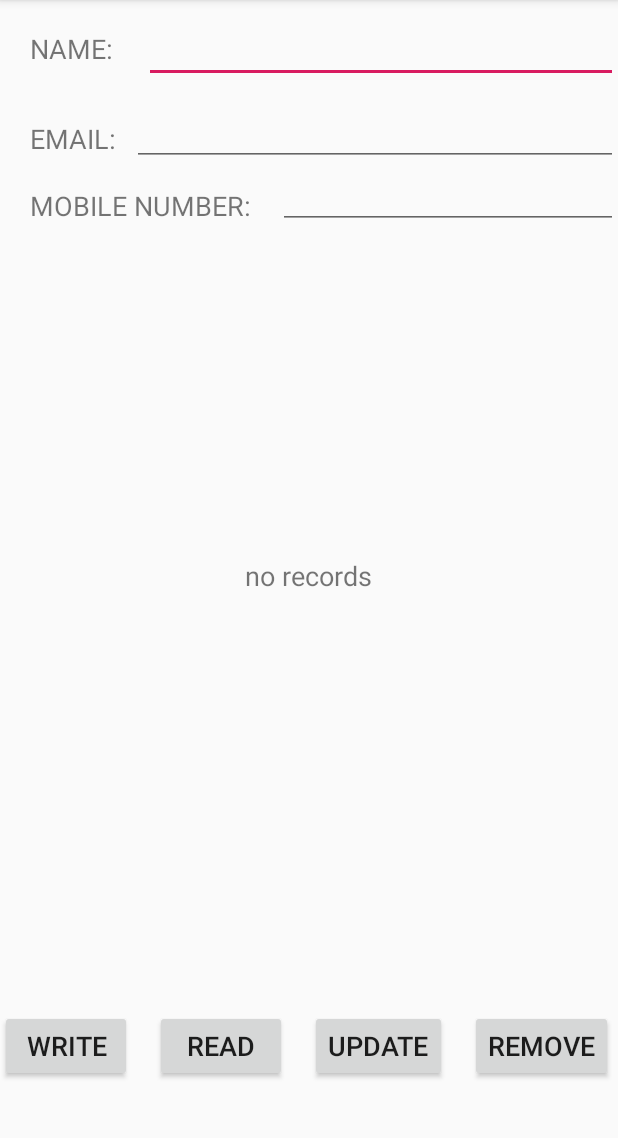
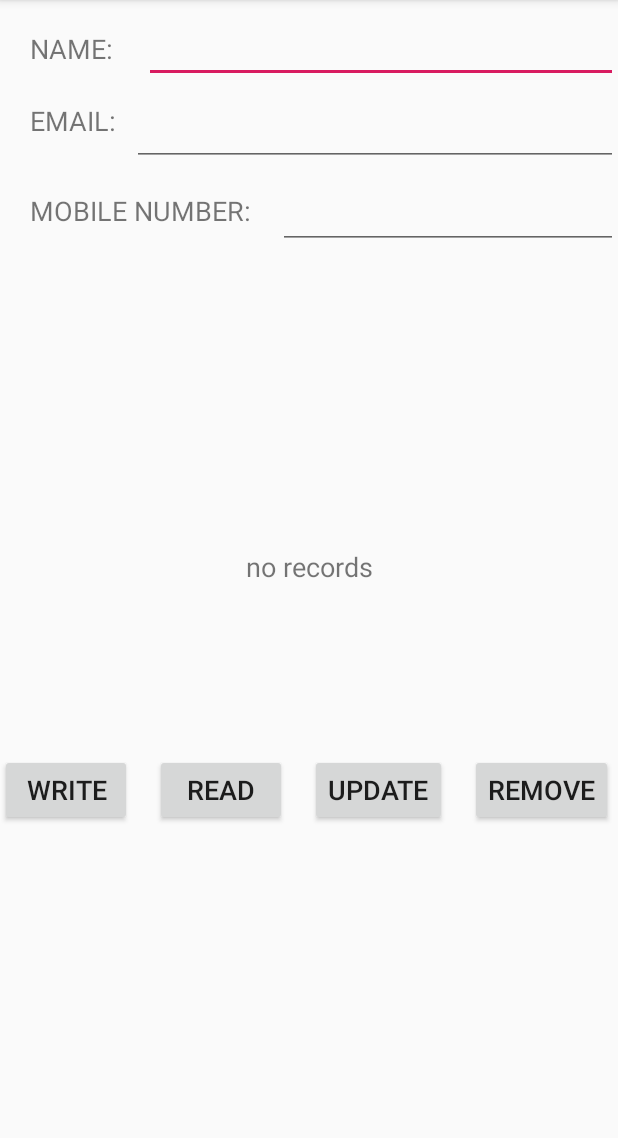
Before and after one commit to LuSylvia/HelloAndroid, an Android app: the screen it shows after launch (MainActivity), after a tap on "UPDATE", on a phone screen of 412 x 824 dp, the part 84-1222 px from its top. Run offline under Robolectric (Android 15) with nearby library versions, the phone set to English and light mode, and no system bars.

Commit message:
Sqlite demo ver1.0.2
加入了背景音乐。

```diff
--- a/SqliteDemo/app/src/main/java/com/example/sqlitedemo/DatabaseHelper.java
+++ b/SqliteDemo/app/src/main/java/com/example/sqlitedemo/DatabaseHelper.java
@@ -6,7 +6,6 @@ import android.database.sqlite.SQLiteDatabase;
 import android.database.sqlite.SQLiteOpenHelper;
 
 public class DatabaseHelper extends SQLiteOpenHelper {
-    //带全部参数的构造函数，此构造函数必不可少
     public DatabaseHelper(Context context, String name, SQLiteDatabase.CursorFactory factory, int version) {
         super(context, name, factory, version);
     }
@@ -15,8 +14,8 @@ public class DatabaseHelper extends SQLiteOpenHelper {
 
     @Override
     public void onCreate(SQLiteDatabase db) {
-        //创建数据库sql语句 并 执行
-        String sql = "create table sqlite_records(name varchar(20),email varchar(20),phone varchar(20))";
+        //创建数据库sql语句并执行
+        String sql = "create table SQLiteData(name varchar(20),email varchar(20),phone varchar(20))";
         db.execSQL(sql);
     }
 
--- a/SqliteDemo/app/src/main/java/com/example/sqlitedemo/MainActivity.java
+++ b/SqliteDemo/app/src/main/java/com/example/sqlitedemo/MainActivity.java
@@ -2,12 +2,16 @@ package com.example.sqlitedemo;
 
 import androidx.appcompat.app.AppCompatActivity;
 
+import android.content.Intent;
 import android.os.Bundle;
+import android.text.method.ScrollingMovementMethod;
 import android.view.View;
 import android.widget.Button;
 import android.widget.EditText;
 import android.widget.TextView;
 import android.widget.Toast;
+
+import java.util.ArrayList;
 
 public class MainActivity extends AppCompatActivity {
     EditText ed_name;
@@ -18,14 +22,41 @@ public class MainActivity extends AppCompatActivity {
     Button btn_update;
     Button btn_remove;
     TextView tv_records;
+    //创建数据库操作类
+    DatabaseOperator db;
 
+    Intent Serviceintent;
 
 
     @Override
     protected void onCreate(Bundle savedInstanceState) {
         super.onCreate(savedInstanceState);
         setContentView(R.layout.activity_main);
+
+        myFindViewByID();
+        //初始化数据库操作类
+        db=new DatabaseOperator(this);
+        //设置记录过长时textview可滚动
+        tv_records.setMovementMethod(ScrollingMovementMethod.getInstance());
+
+        //播放背景音乐
+        //Serviceintent = new Intent("com.angel.Android.MUSIC");
+        Serviceintent=new Intent();
+        Serviceintent.setPackage(getPackageName());
+        Serviceintent.setAction("com.angel.Android.MUSIC");
+
+
+        startService(Serviceintent);
+
     }
+
+    protected void onDestroy() {
+        // TODO Auto-generated method stub
+        super.onDestroy();
+        stopService(Serviceintent);
+        System.exit(0);
+    }
+
 
     private void myFindViewByID(){
         ed_email=findViewById(R.id.ed_email);
@@ -42,31 +73,89 @@ public class MainActivity extends AppCompatActivity {
 
     public void myClick(View view) {
 
-        //创建数据库操作类
-        DatabaseOperator db=new DatabaseOperator(this);
+
         switch (view.getId()){
             case R.id.btn_write:
+                //增
+                //先判断是否已经输入全部信息，然后再判断手机号是否被注册，如果未被注册才可创建该用户
+                tv_records.setText("no records");
+
                 String phone=ed_phone.getText().toString();
-                if(db.checkPhoneISAlreadyInDBorNot(phone)){
-                    //已经存在手机号
+                String name=ed_name.getText().toString();
+                String email=ed_email.getText().toString();
+
+                if(phone.isEmpty()||name.isEmpty()||email.isEmpty()){
+                    Toast.makeText(this,"You must input all the information first!",Toast.LENGTH_SHORT).show();
+                    break;
+                }
+
+                if(db.checkPhoneIsAlreadyInDBorNot(phone)){
+                    //手机号已经被注册
                     Toast.makeText(this,"The phone has been registered!",Toast.LENGTH_SHORT).show();
                     break;
                 }
-                String name=ed_name.getText().toString();
-                String email=ed_email.getText().toString();
-                db.add(name,email,phone);
+
+                User user=new User();
+                user.setName(name);user.setEmail(email);user.setPhone(phone);
+
+                db.add(user);
                 Toast.makeText(this,"Save successed!",Toast.LENGTH_SHORT).show();
-
-
 
                 break;
             case R.id.btn_read:
+                //查
+                //首先读取数据库，如果得到的users长度不为0则显示所有用户信息，否则显示数据库为空
+
+                ArrayList<User> users=db.read();
+                if(users.size()==0){
+                    Toast.makeText(this,"DB is empty!",Toast.LENGTH_SHORT).show();
+                    tv_records.setText("no records");
+                    break;
+                }
+
+
+                tv_records.setText("");
+                for(int i=0;i<users.size();i++){
+
+                    tv_records.append("name:"+users.get(i).getName()+"\n"
+                                    +"email:"+users.get(i).getEmail()+"\n"
+                                    +"phone:"+users.get(i).getPhone()+"\n"+"\n");
+//                    tv_records.setText("email:"+users.get(i).getEmail()+"\r\n");
+//                    tv_records.setText("phone:"+users.get(i).getPhone()+"\r\n");
+                }
 
                 break;
             case R.id.btn_update:
+                //改
+                //先判断用户是否输入全部信息，再读取数据库判断该手机号是否存在，然后再对该手机号所对应的用户进行更新
+                tv_records.setText("no records");
+
+                name=ed_name.getText().toString();
+                email=ed_email.getText().toString();
+                phone=ed_phone.getText().toString();
+                if(phone.isEmpty()||name.isEmpty()||email.isEmpty()){
+                    Toast.makeText(this,"You must input all the information first!",Toast.LENGTH_SHORT).show();
+                    break;
+                }
+
+                if(db.checkPhoneIsAlreadyInDBorNot(phone)){
+                    User user1=new User();
+                    user1.setName(name);user1.setEmail(email);user1.setPhone(phone);
+
+                    db.update(user1);
+
+                    Toast.makeText(this,"Update successed!",Toast.LENGTH_SHORT).show();
+                }else{
+                    Toast.makeText(this,"Invalid phone number!",Toast.LENGTH_SHORT).show();
+                }
 
                 break;
             case R.id.btn_remove:
+                //删
+                tv_records.setText("no records");
+                db.delete();
+                Toast.makeText(this,"Delete successed!",Toast.LENGTH_SHORT).show();
+                tv_records.setText("no records");
 
                 break;
 
--- a/SqliteDemo/app/src/main/res/layout/activity_main.xml
+++ b/SqliteDemo/app/src/main/res/layout/activity_main.xml
@@ -32,7 +32,7 @@
         android:layout_below="@id/tv_name"
         android:layout_marginStart="10dp"
         android:layout_marginLeft="10dp"
-        android:layout_marginTop="15dp"
+        android:layout_marginTop="3dp"
         android:paddingLeft="10dp"
         android:text="EMAIL:"
         android:textSize="18sp"></TextView>
@@ -53,7 +53,7 @@
         android:layout_below="@id/tv_email"
         android:layout_marginStart="10dp"
         android:layout_marginLeft="10dp"
-        android:layout_marginTop="20dp"
+        android:layout_marginTop="35dp"
         android:paddingLeft="10dp"
         android:text="MOBILE NUMBER:"
         android:textSize="18sp"></TextView>
@@ -61,7 +61,7 @@
     <EditText
         android:id="@+id/ed_phone"
         android:layout_width="228dp"
-        android:layout_height="32dp"
+        android:layout_height="wrap_content"
         android:layout_below="@id/ed_email"
         android:layout_marginLeft="107dp"
         android:layout_marginTop="10dp"
@@ -75,14 +75,15 @@
 
 
     <TextView
-        android:layout_width="wrap_content"
-        android:layout_height="wrap_content"
+        android:layout_width="match_parent"
+        android:layout_height="150dp"
+        android:gravity="center"
         android:text="no records"
         android:textSize="18sp"
-        app:layout_constraintBottom_toBottomOf="parent"
-        app:layout_constraintLeft_toLeftOf="parent"
-        app:layout_constraintRight_toRightOf="parent"
-        android:layout_centerInParent="true"
+        android:scrollbars="vertical"
+        android:layout_below="@id/tv_phone"
+        android:layout_marginTop="150dp"
+        android:layout_centerHorizontal="true"
         android:id="@+id/tv_records"
         app:layout_constraintTop_toTopOf="parent" />
 
@@ -91,9 +92,9 @@
         android:layout_width="wrap_content"
         android:layout_height="wrap_content"
         android:layout_below="@id/tv_phone"
-        android:layout_marginTop="524dp"
+        android:layout_marginTop="350dp"
+        android:onClick="myClick"
         android:text="WRITE"
-        android:onClick="myClick"
         android:textSize="18sp"></Button>
 
     <Button
@@ -102,7 +103,7 @@
         android:layout_height="wrap_content"
         android:layout_below="@id/tv_phone"
         android:layout_marginLeft="15dp"
-        android:layout_marginTop="524dp"
+        android:layout_marginTop="350dp"
         android:layout_toRightOf="@id/btn_write"
         android:text="READ"
         android:onClick="myClick"
@@ -114,7 +115,7 @@
         android:layout_height="wrap_content"
         android:layout_below="@id/tv_phone"
         android:layout_marginLeft="15dp"
-        android:layout_marginTop="524dp"
+        android:layout_marginTop="350dp"
         android:layout_toRightOf="@id/btn_read"
         android:text="UPDATE"
         android:onClick="myClick"
@@ -126,7 +127,7 @@
         android:layout_height="wrap_content"
         android:layout_below="@id/tv_phone"
         android:layout_marginLeft="15dp"
-        android:layout_marginTop="524dp"
+        android:layout_marginTop="350dp"
         android:layout_toRightOf="@id/btn_update"
         android:text="REMOVE"
         android:onClick="myClick"
```
Also changed, not shown: SqliteDemo/app/src/main/AndroidManifest.xml (+11 -0 lines), SqliteDemo/app/src/main/java/com/example/sqlitedemo/DatabaseOperator.java (+26 -6 lines), SqliteDemo/app/src/main/java/com/example/sqlitedemo/MusicServer.java (added, +41 -0 lines), SqliteDemo/app/src/main/java/com/example/sqlitedemo/User.java (added, +50 -0 lines), 1 other file.
